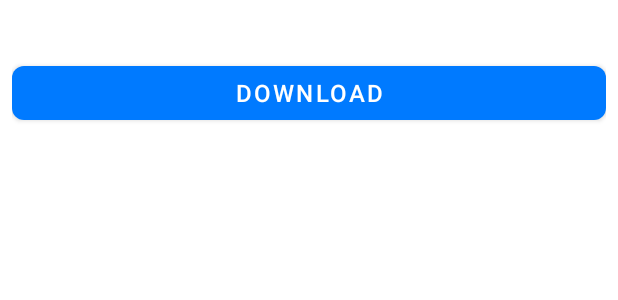
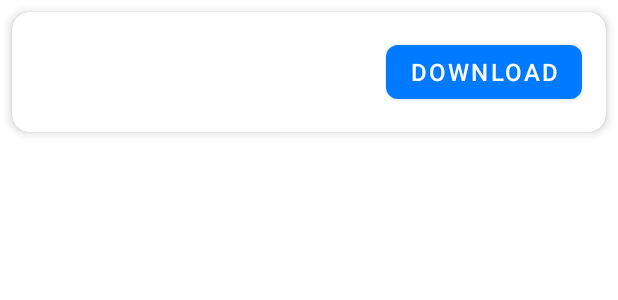
Before and after one commit to Abhinav-Gyawali/ytdownapp, an Android app: the layout item_format.xml on its own in the app's theme, with its tools: preview values and no code run, on a phone screen of 412 x 824 dp. Shown: the top 300 px of the screen. Run offline under Robolectric (Android 15) with nearby library versions, the light colour scheme and no system bars.

Commit message:
feat: Implement download functionality and UI enhancements
- Added DownloadManager to handle download initiation and WebSocket connection for progress updates.
- Created DownloadProgressDialog for displaying download status with real-time updates.
- Updated FormatBottomSheet to include download logic and progress observation.
- Enhanced MainActivity to handle shared intents and fetch formats from the provided URL.
- Made BASE_URL public in ApiClient for accessibility.
- Improved item_format layout with Material Design components for better UI.
- Added new layout for download progress dialog to provide user feedback during downloads.
- Fixed WebSocket URL formatting issue in DownloadWebSocketManager.

```diff
--- a/app/src/main/java/com/mvdown/api/ApiClient.kt
+++ b/app/src/main/java/com/mvdown/api/ApiClient.kt
@@ -9,7 +9,7 @@ import java.util.concurrent.TimeUnit
 object ApiClient {
 
     // Update this to your backend URL
-    private const val BASE_URL = "https://ytdownbackend.onrender.com/"
+    const val BASE_URL = "https://ytdownbackend.onrender.com/"
 
     private val loggingInterceptor = HttpLoggingInterceptor().apply {
         level = HttpLoggingInterceptor.Level.BODY
--- a/app/src/main/java/com/mvdown/websocket/DownloadWebSocketManager.kt
+++ b/app/src/main/java/com/mvdown/websocket/DownloadWebSocketManager.kt
@@ -18,7 +18,7 @@ class DownloadWebSocketManager(private val baseUrl: String) {
 
     fun connect(downloadId: String): Flow<DownloadEvent> {
         val wsUrl = baseUrl.replace("http://", "ws://")
-            .replace("https://", "wss://") + "ws/$downloadId"
+            .replace("https://", "wss://") + "/ws/$downloadId"
 
         val request = Request.Builder()
             .url(wsUrl)
--- a/app/src/main/res/layout/item_format.xml
+++ b/app/src/main/res/layout/item_format.xml
@@ -1,21 +1,51 @@
 <?xml version="1.0" encoding="utf-8"?>
-<LinearLayout xmlns:android="http://schemas.android.com/apk/res/android"
+<com.google.android.material.card.MaterialCardView
+    xmlns:android="http://schemas.android.com/apk/res/android"
+    xmlns:app="http://schemas.android.com/apk/res-auto"
     android:layout_width="match_parent"
     android:layout_height="wrap_content"
-    android:orientation="vertical"
-    android:padding="8dp">
+    android:layout_margin="8dp"
+    app:cardCornerRadius="12dp"
+    app:cardElevation="4dp">
+
+    <LinearLayout
+        android:layout_width="match_parent"
+        android:layout_height="wrap_content"
+        android:orientation="horizontal"
+        android:padding="16dp"
+        android:gravity="center_vertical">
+
+        <LinearLayout
+            android:layout_width="0dp"
+            android:layout_height="wrap_content"
+            android:layout_weight="1"
+            android:orientation="vertical">
 
             <TextView
                 android:id="@+id/tvFormatInfo"
                 android:layout_width="match_parent"
                 android:layout_height="wrap_content"
-        android:textSize="16sp"/>
+                android:textSize="16sp"
+                android:textStyle="bold"
+                android:textColor="@android:color/black"/>
 
-    <Button
+            <TextView
+                android:id="@+id/tvFormatSize"
+                android:layout_width="wrap_content"
+                android:layout_height="wrap_content"
+                android:textSize="12sp"
+                android:textColor="@android:color/darker_gray"
+                android:layout_marginTop="4dp"/>
+        </LinearLayout>
+
+        <com.google.android.material.button.MaterialButton
             android:id="@+id/btnDownload"
-        android:layout_width="match_parent"
+            android:layout_width="wrap_content"
             android:layout_height="wrap_content"
             android:text="Download"
-        android:layout_marginTop="8dp"/>
+            android:textColor="@android:color/white"
+            app:cornerRadius="8dp"/>
 
     </LinearLayout>
+
+</com.google.android.material.card.MaterialCardView>
```
Also changed, not shown: app/src/main/java/com/mvdown/MainActivity.kt (+18 -6 lines), app/src/main/java/com/mvdown/manager/DownloadManager.kt (added, +54 -0 lines), app/src/main/java/com/mvdown/ui/bottom_sheets/FormatBottomSheet.kt (+58 -2 lines), app/src/main/java/com/mvdown/ui/dialogs/DownloadProgressDialog.kt (added, +73 -0 lines), app/src/main/res/layout/dialog_download_progress_simple.xml (added, +69 -0 lines), 2 other files. Lines whose indentation alone changed are shown as unchanged.
